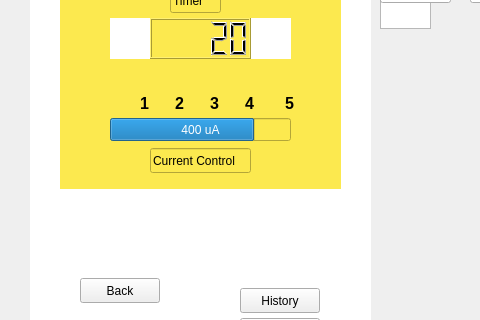
First picture: the form in mainwindow.ui, repository Hall-Andrew/CESDEVICE-3004FinalProject, before the edit; both pictures show x 0 to 480 and y 152 to 472 of the 1000 by 695 pixel window.
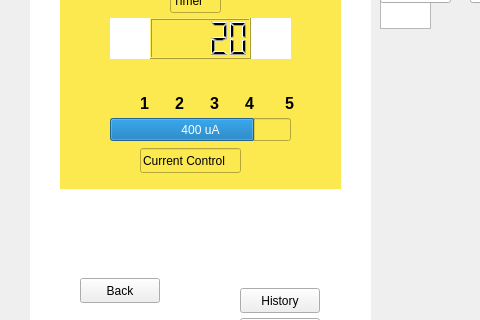
Second picture: the form after the edit. The open tabs and pages were chosen to show the change. Icons and pictures are not drawn.

```diff
--- a/mainwindow.ui
+++ b/mainwindow.ui
@@ -264,7 +264,7 @@
      <widget class="QLineEdit" name="lineEdit_3">
       <property name="geometry">
        <rect>
-        <x>90</x>
+        <x>80</x>
         <y>230</y>
         <width>101</width>
         <height>25</height>
```
